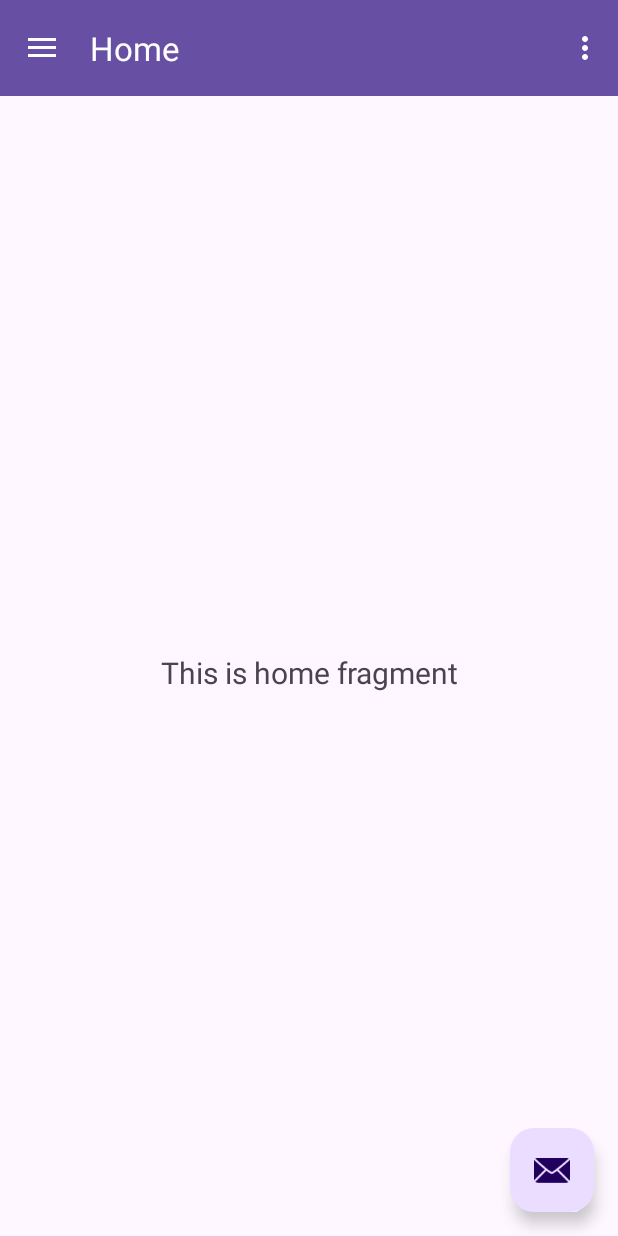
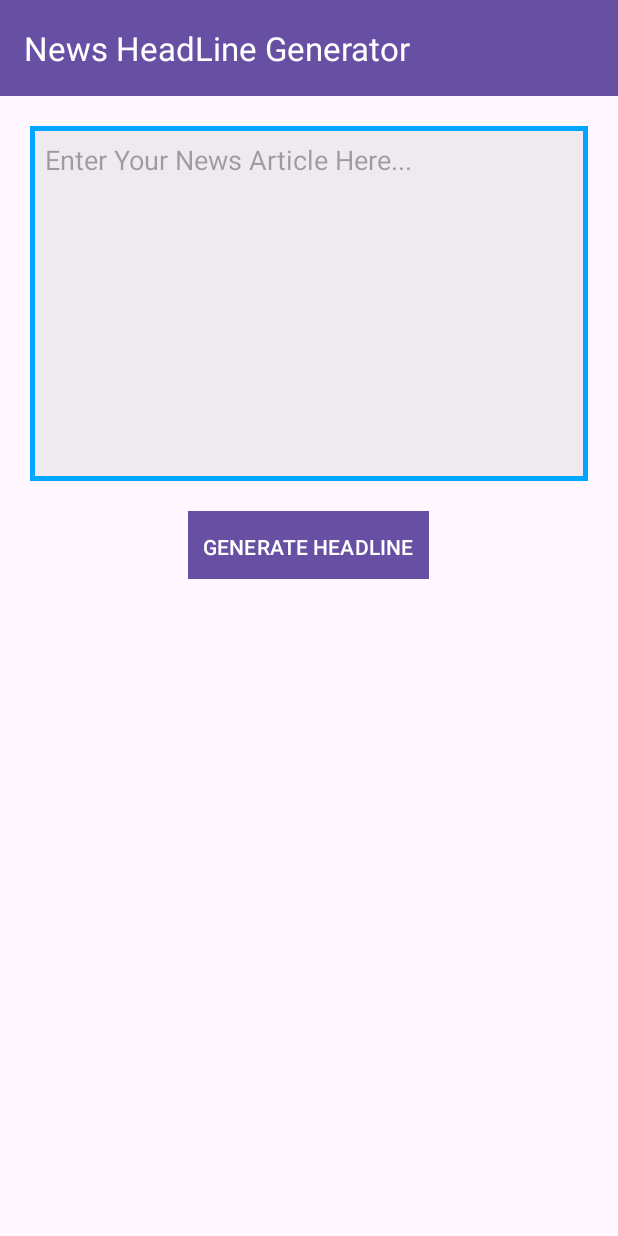
Before and after one commit to Subho27/News-Headline-Generator, an Android app: the screen it shows after launch (HomeActivity), on a phone screen of 412 x 824 dp. Run offline under Robolectric (Android 15) with nearby library versions, the phone set to English and light mode, and no system bars; our stand-ins replace navigation-ui.

Commit message:
News Headline generated

```diff
--- a/NewsHeadlineGenerator/app/build.gradle.kts
+++ b/NewsHeadlineGenerator/app/build.gradle.kts
@@ -42,6 +42,8 @@ dependencies {
     implementation("androidx.navigation:navigation-fragment:2.6.0")
     implementation("androidx.navigation:navigation-ui:2.6.0")
     implementation("com.airbnb.android:lottie:3.5.0")
+    implementation("com.squareup.retrofit2:retrofit:2.1.0")
+    implementation("com.squareup.retrofit2:converter-gson:2.1.0")
     implementation("androidx.lifecycle:lifecycle-livedata-ktx:2.7.0")
     implementation("androidx.lifecycle:lifecycle-viewmodel-ktx:2.7.0")
     testImplementation("junit:junit:4.13.2")
--- a/NewsHeadlineGenerator/app/src/main/AndroidManifest.xml
+++ b/NewsHeadlineGenerator/app/src/main/AndroidManifest.xml
@@ -1,6 +1,10 @@
 <?xml version="1.0" encoding="utf-8"?>
 <manifest xmlns:android="http://schemas.android.com/apk/res/android"
     xmlns:tools="http://schemas.android.com/tools">
+
+    <uses-permission android:name="android.permission.INTERNET" />
+    <uses-permission android:name="android.permission.ACCESS_NETWORK_STATE" />
+    <uses-permission android:name="android.permission.WAKE_LOCK" />
 
     <application
         android:allowBackup="true"
--- /dev/null
+++ b/NewsHeadlineGenerator/app/src/main/java/com/example/newsheadlinegenerator/GetHeadlinesAPI.java
@@ -0,0 +1,12 @@
+package com.example.newsheadlinegenerator;
+
+import retrofit2.Call;
+import retrofit2.http.Body;
+import retrofit2.http.POST;
+
+public interface GetHeadlinesAPI {
+
+    @POST("api/data/")
+    Call<String[]> getHeadlines(@Body String article);
+
+}
--- a/NewsHeadlineGenerator/app/src/main/java/com/example/newsheadlinegenerator/HomeActivity.java
+++ b/NewsHeadlineGenerator/app/src/main/java/com/example/newsheadlinegenerator/HomeActivity.java
@@ -16,6 +16,10 @@ import androidx.appcompat.app.AppCompatActivity;
 
 import com.example.newsheadlinegenerator.databinding.ActivityHomeBinding;
 
+import retrofit2.Call;
+import retrofit2.Retrofit;
+import retrofit2.converter.gson.GsonConverterFactory;
+
 public class HomeActivity extends AppCompatActivity {
 
     private AppBarConfiguration mAppBarConfiguration;
@@ -29,31 +33,33 @@ public class HomeActivity extends AppCompatActivity {
         setContentView(binding.getRoot());
 
         setSupportActionBar(binding.appBarHome.toolbar);
-        binding.appBarHome.fab.setOnClickListener(new View.OnClickListener() {
-            @Override
-            public void onClick(View view) {
-                Snackbar.make(view, "Replace with your own action", Snackbar.LENGTH_LONG)
-                        .setAction("Action", null).show();
-            }
-        });
-        DrawerLayout drawer = binding.drawerLayout;
-        NavigationView navigationView = binding.navView;
-        // Passing each menu ID as a set of Ids because each
-        // menu should be considered as top level destinations.
-        mAppBarConfiguration = new AppBarConfiguration.Builder(
-                R.id.nav_home, R.id.nav_gallery, R.id.nav_slideshow)
-                .setOpenableLayout(drawer)
-                .build();
-        NavController navController = Navigation.findNavController(this, R.id.nav_host_fragment_content_home);
-        NavigationUI.setupActionBarWithNavController(this, navController, mAppBarConfiguration);
-        NavigationUI.setupWithNavController(navigationView, navController);
+
+
+//        binding.appBarHome.fab.setOnClickListener(new View.OnClickListener() {
+//            @Override
+//            public void onClick(View view) {
+//                Snackbar.make(view, "Replace with your own action", Snackbar.LENGTH_LONG)
+//                        .setAction("Action", null).show();
+//            }
+//        });
+//        DrawerLayout drawer = binding.drawerLayout;
+//        NavigationView navigationView = binding.navView;
+//        // Passing each menu ID as a set of Ids because each
+//        // menu should be considered as top level destinations.
+//        mAppBarConfiguration = new AppBarConfiguration.Builder(
+//                R.id.nav_home, R.id.nav_gallery, R.id.nav_slideshow)
+//                .setOpenableLayout(drawer)
+//                .build();
+//        NavController navController = Navigation.findNavController(this, R.id.nav_host_fragment_content_home);
+//        NavigationUI.setupActionBarWithNavController(this, navController, mAppBarConfiguration);
+//        NavigationUI.setupWithNavController(navigationView, navController);
     }
 
     @Override
     public boolean onCreateOptionsMenu(Menu menu) {
         // Inflate the menu; this adds items to the action bar if it is present.
-        getMenuInflater().inflate(R.menu.home, menu);
-        return true;
+//        getMenuInflater().inflate(R.menu.home, menu);
+        return false;
     }
 
     @Override
@@ -62,4 +68,5 @@ public class HomeActivity extends AppCompatActivity {
         return NavigationUI.navigateUp(navController, mAppBarConfiguration)
                 || super.onSupportNavigateUp();
     }
+
 }
--- /dev/null
+++ b/NewsHeadlineGenerator/app/src/main/res/drawable/edittext_background.xml
@@ -0,0 +1,12 @@
+<?xml version="1.0" encoding="utf-8"?>
+<shape xmlns:android="http://schemas.android.com/apk/res/android">
+
+    <!-- Background Color -->
+    <solid android:color="#0F000000" />
+
+    <!-- Border Color -->
+    <stroke android:width="3dp" android:color="#00A6FF" />
+
+    <!-- Round Corners -->
+    <corners android:radius="0dp" />
+</shape>
--- a/NewsHeadlineGenerator/app/src/main/res/layout/activity_home.xml
+++ b/NewsHeadlineGenerator/app/src/main/res/layout/activity_home.xml
@@ -14,12 +14,12 @@
         android:layout_width="match_parent"
         android:layout_height="match_parent" />
 
-    <com.google.android.material.navigation.NavigationView
-        android:id="@+id/nav_view"
-        android:layout_width="wrap_content"
-        android:layout_height="match_parent"
-        android:layout_gravity="start"
-        android:fitsSystemWindows="true"
-        app:headerLayout="@layout/nav_header_home"
-        app:menu="@menu/activity_main_drawer" />
+<!--    <com.google.android.material.navigation.NavigationView-->
+<!--        android:id="@+id/nav_view"-->
+<!--        android:layout_width="wrap_content"-->
+<!--        android:layout_height="match_parent"-->
+<!--        android:layout_gravity="start"-->
+<!--        android:fitsSystemWindows="true"-->
+<!--        app:headerLayout="@layout/nav_header_home"-->
+<!--        app:menu="@menu/activity_main_drawer" />-->
 </androidx.drawerlayout.widget.DrawerLayout>
--- a/NewsHeadlineGenerator/app/src/main/res/layout/app_bar_home.xml
+++ b/NewsHeadlineGenerator/app/src/main/res/layout/app_bar_home.xml
@@ -22,13 +22,13 @@
 
     <include layout="@layout/content_home" />
 
-    <com.google.android.material.floatingactionbutton.FloatingActionButton
-        android:id="@+id/fab"
-        android:layout_width="wrap_content"
-        android:layout_height="wrap_content"
-        android:layout_gravity="bottom|end"
-        android:layout_marginEnd="@dimen/fab_margin"
-        android:layout_marginBottom="16dp"
-        app:srcCompat="@android:drawable/ic_dialog_email" />
+<!--    <com.google.android.material.floatingactionbutton.FloatingActionButton-->
+<!--        android:id="@+id/fab"-->
+<!--        android:layout_width="wrap_content"-->
+<!--        android:layout_height="wrap_content"-->
+<!--        android:layout_gravity="bottom|end"-->
+<!--        android:layout_marginEnd="@dimen/fab_margin"-->
+<!--        android:layout_marginBottom="16dp"-->
+<!--        app:srcCompat="@android:drawable/ic_dialog_email" />-->
 
 </androidx.coordinatorlayout.widget.CoordinatorLayout>
--- a/NewsHeadlineGenerator/app/src/main/res/layout/fragment_home.xml
+++ b/NewsHeadlineGenerator/app/src/main/res/layout/fragment_home.xml
@@ -1,22 +1,39 @@
 <?xml version="1.0" encoding="utf-8"?>
-<androidx.constraintlayout.widget.ConstraintLayout xmlns:android="http://schemas.android.com/apk/res/android"
+<RelativeLayout
+    xmlns:android="http://schemas.android.com/apk/res/android"
     xmlns:app="http://schemas.android.com/apk/res-auto"
     xmlns:tools="http://schemas.android.com/tools"
     android:layout_width="match_parent"
     android:layout_height="match_parent"
     tools:context=".ui.home.HomeFragment">
 
-    <TextView
-        android:id="@+id/text_home"
+    <EditText
+        android:id="@+id/news_article"
         android:layout_width="match_parent"
         android:layout_height="wrap_content"
-        android:layout_marginStart="8dp"
-        android:layout_marginTop="8dp"
-        android:layout_marginEnd="8dp"
-        android:textAlignment="center"
-        android:textSize="20sp"
-        app:layout_constraintBottom_toBottomOf="parent"
-        app:layout_constraintEnd_toEndOf="parent"
-        app:layout_constraintStart_toStartOf="parent"
-        app:layout_constraintTop_toTopOf="parent" />
-</androidx.constraintlayout.widget.ConstraintLayout>
+        android:layout_margin="20dp"
+        android:padding="10dp"
+        android:gravity="start"
+        android:lines="10"
+        android:background="@drawable/edittext_background"
+        android:hint="Enter Your News Article Here..."/>
+
+    <Button
+        android:id="@+id/submit_button"
+        android:layout_width="wrap_content"
+        android:layout_height="45dp"
+        android:text="GENERATE HEADLINE"
+        android:textColor="@color/white"
+        android:background="#3742FF"
+        android:padding="10dp"
+        android:layout_centerHorizontal="true"
+        android:layout_below="@+id/news_article"/>
+
+    <TextView
+        android:id="@+id/headline_result"
+        android:layout_width="match_parent"
+        android:layout_height="wrap_content"
+        android:layout_below="@+id/submit_button"
+        android:layout_marginTop="20dp"
+        android:padding="10dp"/>
+</RelativeLayout>
--- a/NewsHeadlineGenerator/app/src/main/res/values/strings.xml
+++ b/NewsHeadlineGenerator/app/src/main/res/values/strings.xml
@@ -43,7 +43,7 @@
         libero vel nunc consequat, quis tincidunt nisl eleifend. Cras bibendum enim a justo luctus
         vestibulum. Fusce dictum libero quis erat maximus, vitae volutpat diam dignissim.
     </string>
-    <string name="title_activity_home">HomeActivity</string>
+    <string name="title_activity_home">News HeadLine Generator</string>
     <string name="navigation_drawer_open">Open navigation drawer</string>
     <string name="navigation_drawer_close">Close navigation drawer</string>
     <string name="nav_header_title">Android Studio</string>
```
Also changed, not shown: NewsHeadlineGenerator/app/src/main/java/com/example/newsheadlinegenerator/ApiCaller.java (added, +54 -0 lines), NewsHeadlineGenerator/app/src/main/java/com/example/newsheadlinegenerator/ui/home/HomeFragment.java (+82 -2 lines), 2 other files.
